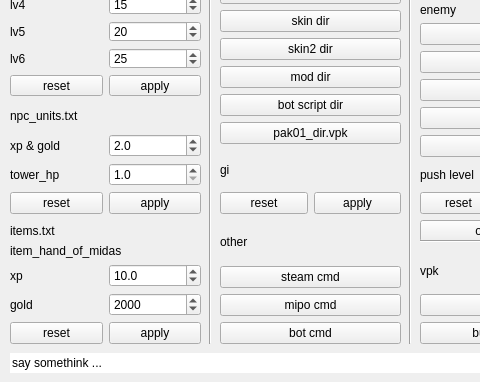
This is ui/main.ui in JeremyChim/d2 as Qt 5 draws it before an edit; both pictures show x 0 to 480 and y 177 to 559 of the 911 by 559 pixel window. The edited form follows.
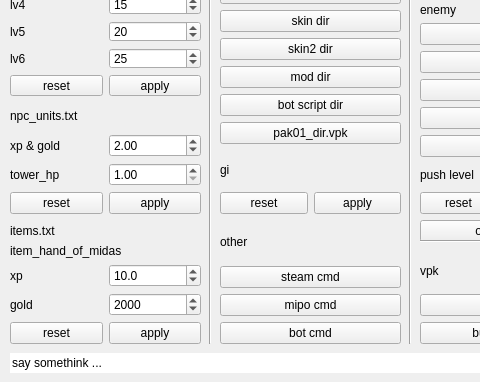
This is the edited form.

Commit message: xp_gold hp 改到后2位小数

What changed in the file:
```diff
--- a/ui/main.ui
+++ b/ui/main.ui
@@ -300,11 +300,14 @@
       <item>
        <widget class="QDoubleSpinBox" name="box_npc_units_xp_gold">
         <property name="decimals">
-         <number>1</number>
+         <number>2</number>
         </property>
         <property name="minimum">
          <double>1.000000000000000</double>
         </property>
+        <property name="maximum">
+         <double>100.000000000000000</double>
+        </property>
         <property name="singleStep">
          <double>0.100000000000000</double>
         </property>
@@ -327,11 +330,14 @@
       <item>
        <widget class="QDoubleSpinBox" name="box_npc_units_tower_hp">
         <property name="decimals">
-         <number>1</number>
+         <number>2</number>
         </property>
         <property name="minimum">
          <double>1.000000000000000</double>
         </property>
+        <property name="maximum">
+         <double>100.000000000000000</double>
+        </property>
         <property name="singleStep">
          <double>0.100000000000000</double>
         </property>
```
The commit also changes 1 other file.
